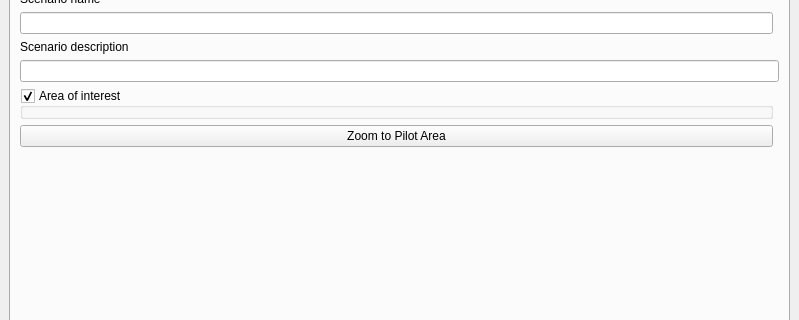
Qt form src/cplus_plugin/ui/qgis_cplus_main_dockwidget.ui (ConservationInternational/cplus-plugin) before a commit; both pictures show x 0 to 799 and y 178 to 498 of the 799 by 654 pixel window.
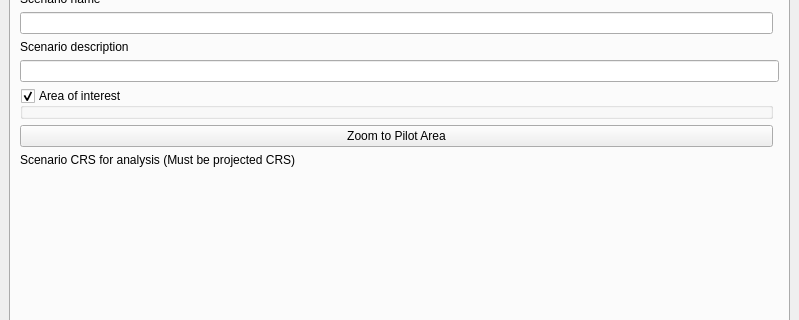
The same form after that commit. Icons and pictures are not drawn. Custom widgets are drawn as their Qt base class.

Commit message: Add support for selecting analysis CRS

What changed in the file:
```diff
--- a/src/cplus_plugin/ui/qgis_cplus_main_dockwidget.ui
+++ b/src/cplus_plugin/ui/qgis_cplus_main_dockwidget.ui
@@ -94,7 +94,7 @@
         <string>Step 1</string>
        </attribute>
        <layout class="QGridLayout" name="gridLayout_8">
-        <item row="10" column="0" colspan="2">
+        <item row="12" column="0" colspan="2">
          <spacer name="verticalSpacer_3">
           <property name="orientation">
            <enum>Qt::Vertical</enum>
@@ -170,6 +170,16 @@
           </property>
          </widget>
         </item>
+        <item row="10" column="0">
+         <widget class="QLabel" name="lblCrsdescription">
+          <property name="text">
+           <string>Scenario CRS for analysis (Must be projected CRS)</string>
+          </property>
+         </widget>
+        </item>
+        <item row="11" column="0">
+          <widget class="QgsProjectionSelectionWidget" name="crs_selector" native="true"/>
+        </item>
         <item row="1" column="0">
          <widget class="QLabel" name="label_64">
           <property name="text">
```
The commit also changes 10 other files.
